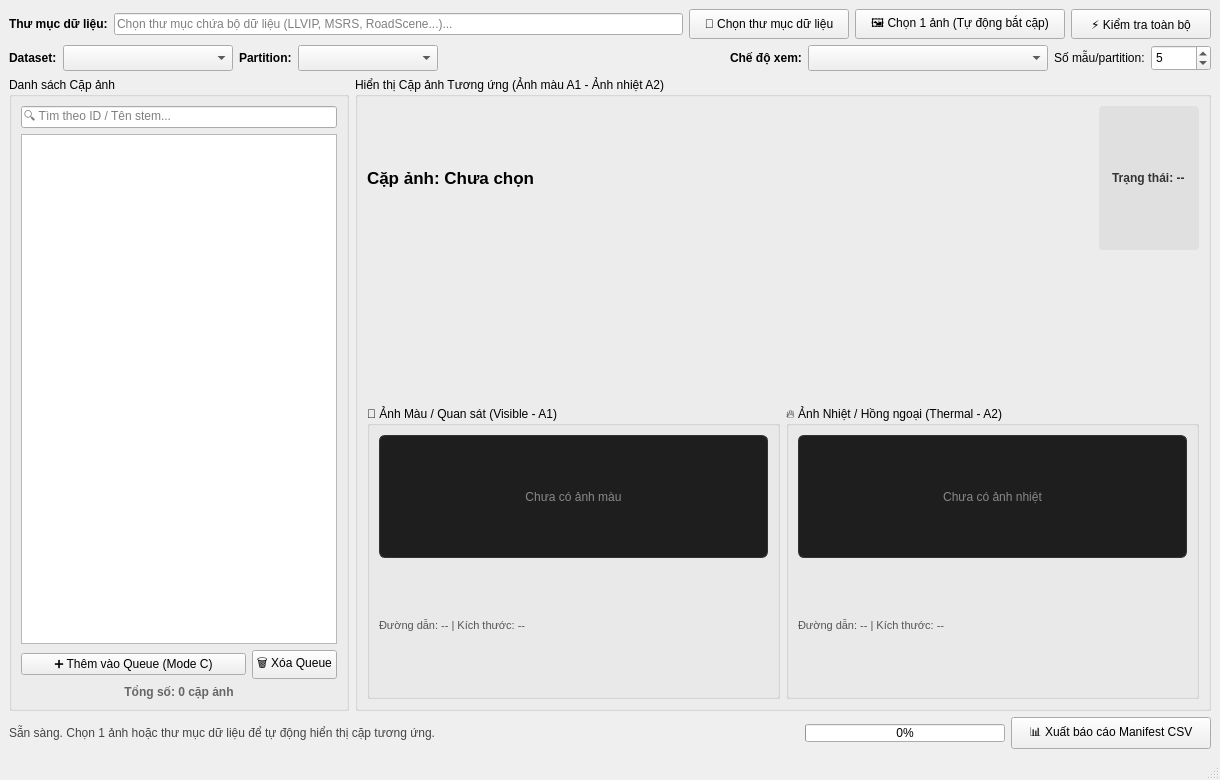
This is mainwindow.ui in CinnaPea/2026-fusion-research as Qt 5 draws it before an edit. The edited form follows.
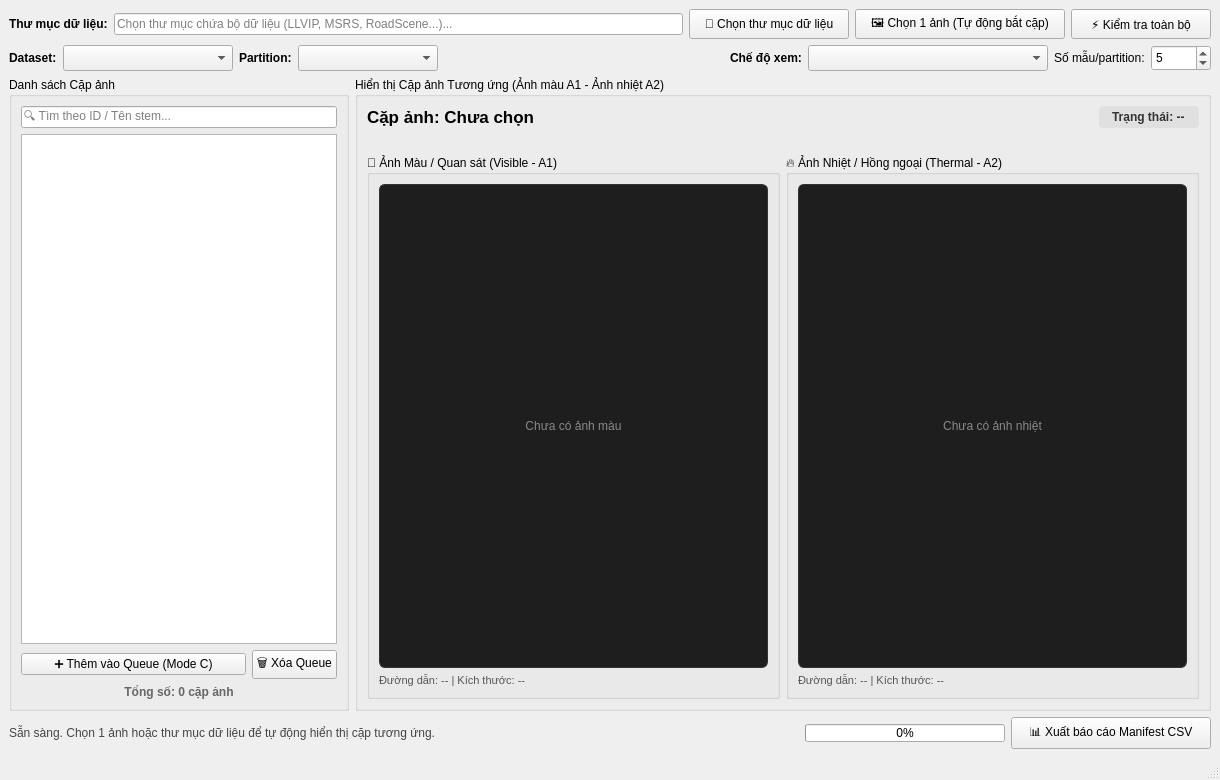
This is the edited form.

Commit message: Fix image cropping issue: Set Expanding sizePolicy, stretch factor, and precise label geometry scaling in renderImageToLabel

```diff
--- a/mainwindow.ui
+++ b/mainwindow.ui
@@ -338,19 +338,19 @@
              <property name="title">
               <string>📸 Ảnh Màu / Quan sát (Visible - A1)</string>
              </property>
-             <layout class="QVBoxLayout" name="visibleFrameLayout">
+             <layout class="QVBoxLayout" name="visibleFrameLayout" stretch="1,0">
               <item>
                <widget class="QLabel" name="lblVisibleImage">
                 <property name="sizePolicy">
-                 <sizepolicy hsizetype="Ignored" vsizetype="Ignored">
+                 <sizepolicy hsizetype="Expanding" vsizetype="Expanding">
                   <horstretch>0</horstretch>
                   <verstretch>0</verstretch>
                  </sizepolicy>
                 </property>
                 <property name="minimumSize">
                  <size>
-                  <width>0</width>
-                  <height>0</height>
+                  <width>150</width>
+                  <height>150</height>
                  </size>
                 </property>
                 <property name="alignment">
@@ -386,19 +386,19 @@
              <property name="title">
               <string>🔥 Ảnh Nhiệt / Hồng ngoại (Thermal - A2)</string>
              </property>
-             <layout class="QVBoxLayout" name="thermalFrameLayout">
+             <layout class="QVBoxLayout" name="thermalFrameLayout" stretch="1,0">
               <item>
                <widget class="QLabel" name="lblThermalImage">
                 <property name="sizePolicy">
-                 <sizepolicy hsizetype="Ignored" vsizetype="Ignored">
+                 <sizepolicy hsizetype="Expanding" vsizetype="Expanding">
                   <horstretch>0</horstretch>
                   <verstretch>0</verstretch>
                  </sizepolicy>
                 </property>
                 <property name="minimumSize">
                  <size>
-                  <width>0</width>
-                  <height>0</height>
+                  <width>150</width>
+                  <height>150</height>
                  </size>
                 </property>
                 <property name="alignment">
```
The commit also changes 1 other file.
